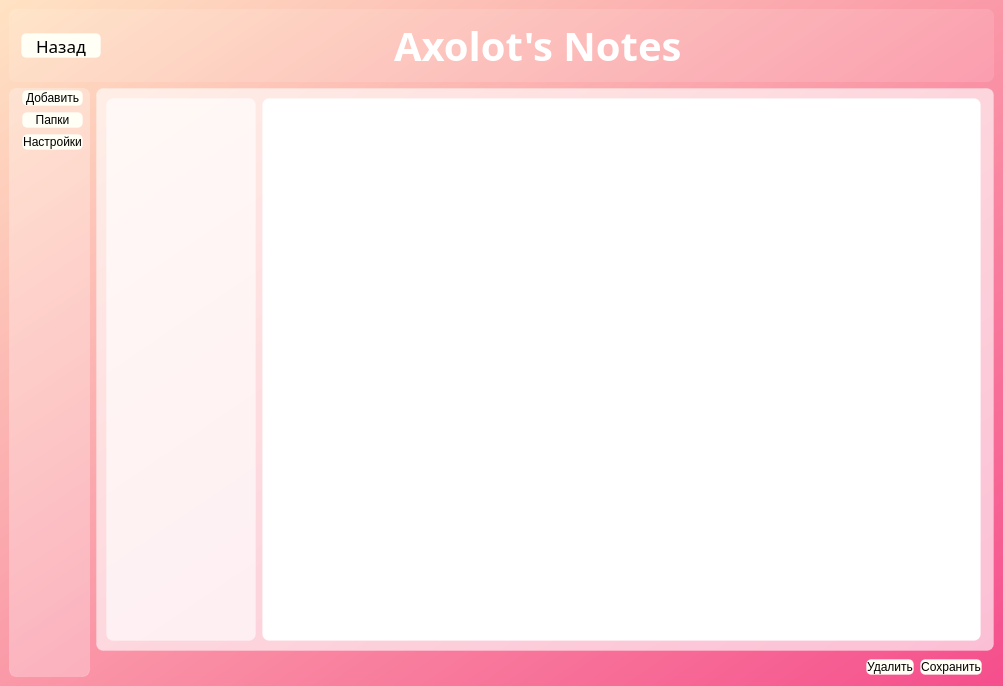
Qt form Interface_files/MainWNotes.ui (Ephirious/Notes-TaskManager) before a commit.
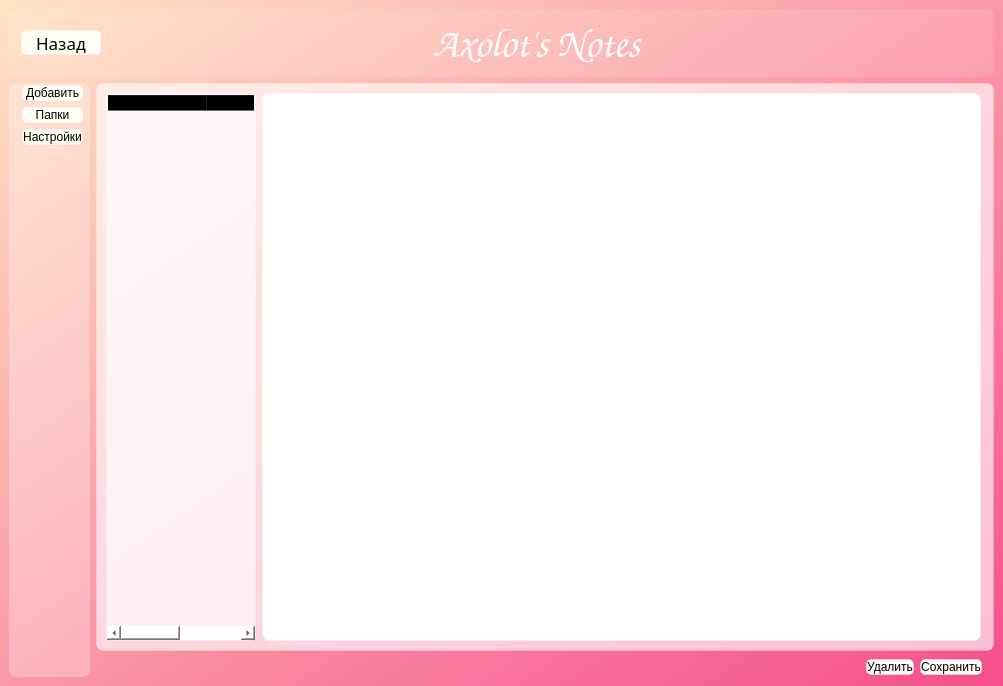
The same form after that commit. Icons and pictures are not drawn.

What changed in the file:
```diff
--- a/Interface_files/MainWNotes.ui
+++ b/Interface_files/MainWNotes.ui
@@ -119,14 +119,14 @@
          </property>
          <property name="font">
           <font>
-           <family>Ravie</family>
+           <family>Comic Sans MS</family>
            <pointsize>30</pointsize>
            <italic>false</italic>
            <bold>true</bold>
           </font>
          </property>
          <property name="styleSheet">
-          <string notr="true">font: 30pt &quot;Ravie&quot;;
+          <string notr="true">font: 30pt;
 font-weight: bold;
 background-color: none;
 color: white;</string>
@@ -382,10 +382,10 @@
               <bool>false</bool>
              </property>
              <property name="headerHidden">
-              <bool>true</bool>
+              <bool>false</bool>
              </property>
              <attribute name="headerVisible">
-              <bool>false</bool>
+              <bool>true</bool>
              </attribute>
              <attribute name="headerCascadingSectionResizes">
               <bool>false</bool>
@@ -401,7 +401,17 @@
              </attribute>
              <column>
               <property name="text">
-               <string notr="true">1</string>
+               <string>Data</string>
+              </property>
+             </column>
+             <column>
+              <property name="text">
+               <string>Type</string>
+              </property>
+             </column>
+             <column>
+              <property name="text">
+               <string>CreateDate</string>
               </property>
              </column>
             </widget>
```
